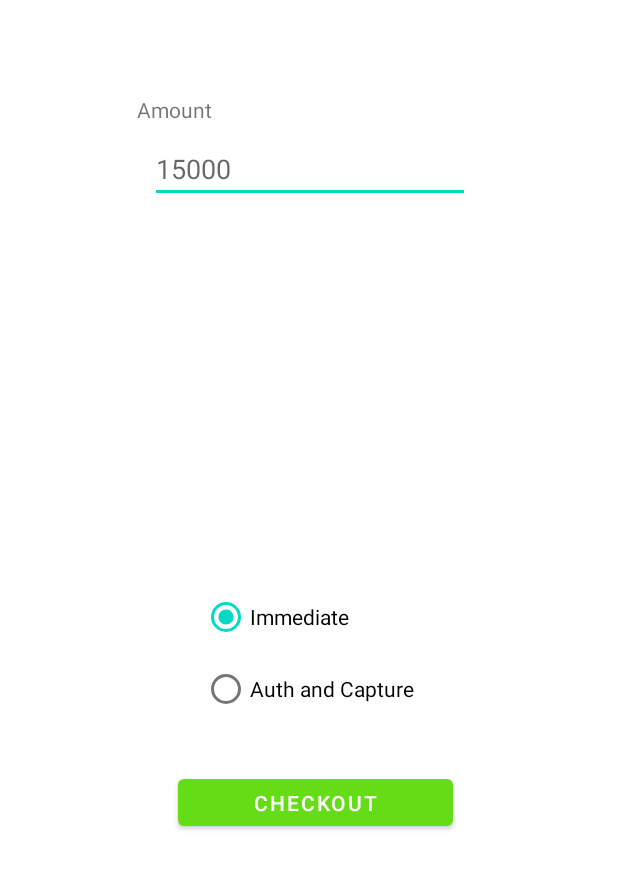
After one commit to shamimcse1/E-Commerce, an Android app: the BkashActivity screen opened directly, with no data from a screen before it, on a phone screen of 412 x 824 dp. The commit adds this screen. Shown: the top 869 px of the screen. Run offline under Robolectric (Android 15) with nearby library versions, the phone set to English and light mode, and no system bars.

Commit message:
Add Payment Method

```diff
--- a/app/src/main/AndroidManifest.xml
+++ b/app/src/main/AndroidManifest.xml
@@ -12,6 +12,12 @@
         android:roundIcon="@mipmap/ic_launcher_round"
         android:supportsRtl="true"
         android:theme="@style/Theme.ECommerce">
+        <activity
+            android:name=".BkashPaymentIntegration.BkashActivity"
+            android:exported="true" />
+        <activity
+            android:name=".BkashPaymentIntegration.WebViewCheckoutActivity"
+            android:exported="true" />
         <activity
             android:name=".activity.PaymentActivity"
             android:exported="true" />
--- /dev/null
+++ b/app/src/main/java/codercamp/com/e_commerce/BkashPaymentIntegration/BkashActivity.java
@@ -0,0 +1,64 @@
+package codercamp.com.e_commerce.BkashPaymentIntegration;
+
+import android.content.Intent;
+import android.os.Bundle;
+import android.view.View;
+import android.widget.Button;
+import android.widget.EditText;
+import android.widget.RadioButton;
+import android.widget.Toast;
+
+import androidx.appcompat.app.AppCompatActivity;
+
+import codercamp.com.e_commerce.BkashPaymentIntegration.model.Checkout;
+import codercamp.com.e_commerce.R;
+
+public class BkashActivity extends AppCompatActivity {
+    private EditText amount;
+    private RadioButton sale;
+    public String getPrice;
+
+    @Override
+    protected void onCreate(Bundle savedInstanceState) {
+        super.onCreate(savedInstanceState);
+        setContentView(R.layout.activity_bkash);
+
+
+        amount = findViewById(R.id.checkout_amount);
+        sale = findViewById(R.id.intent_sale);
+
+        sale.setChecked(true);
+
+        Intent intent = getIntent();
+        getPrice = intent.getStringExtra("price");
+        if (getPrice != null) {
+            amount.setText(getPrice);
+        }
+
+        Button buttonCheckOut = findViewById(R.id.buttonUrlCheckout);
+
+        buttonCheckOut.setOnClickListener(new View.OnClickListener() {
+            @Override
+            public void onClick(View view) {
+                if (!amount.getText().toString().isEmpty()) {
+                    Checkout checkout = new Checkout();
+                    checkout.setAmount(amount.getText().toString());
+
+                    checkout.setVersion("two");
+
+                    if (sale.isChecked()) {
+                        checkout.setIntent("sale");
+                    } else {
+                        checkout.setIntent("authorization");
+                    }
+
+                    Intent intent = new Intent(BkashActivity.this, WebViewCheckoutActivity.class);
+                    intent.putExtra("values", checkout);
+                    startActivity(intent);
+                } else {
+                    Toast.makeText(getApplicationContext(), "Please enter the field values", Toast.LENGTH_SHORT).show();
+                }
+            }
+        });
+    }
+}
--- /dev/null
+++ b/app/src/main/res/layout/activity_bkash.xml
@@ -0,0 +1,87 @@
+<?xml version="1.0" encoding="utf-8"?>
+<androidx.constraintlayout.widget.ConstraintLayout xmlns:android="http://schemas.android.com/apk/res/android"
+    xmlns:app="http://schemas.android.com/apk/res-auto"
+    xmlns:tools="http://schemas.android.com/tools"
+    android:layout_width="match_parent"
+    android:layout_height="match_parent"
+    tools:context=".BkashPaymentIntegration.BkashActivity">
+
+
+    <Button
+        android:id="@+id/buttonUrlCheckout"
+        android:layout_width="183dp"
+        android:layout_height="43dp"
+        android:layout_marginBottom="8dp"
+        android:layout_marginEnd="8dp"
+        android:layout_marginLeft="16dp"
+        android:layout_marginRight="16dp"
+        android:layout_marginStart="16dp"
+        android:layout_marginTop="8dp"
+        android:text="Checkout"
+        app:layout_constraintHorizontal_bias="0.502"
+        app:layout_constraintLeft_toLeftOf="parent"
+        app:layout_constraintRight_toRightOf="parent"
+        app:layout_constraintTop_toBottomOf="@+id/radioGroup"
+        app:layout_constraintBottom_toBottomOf="parent"
+        app:layout_constraintVertical_bias="0.078" />
+
+    <EditText
+        android:id="@+id/checkout_amount"
+        android:layout_width="wrap_content"
+        android:layout_height="wrap_content"
+        android:ems="10"
+        android:hint="15000"
+        android:inputType="textPersonName"
+        android:layout_marginTop="7dp"
+        app:layout_constraintTop_toBottomOf="@+id/textView"
+        android:layout_marginRight="8dp"
+        app:layout_constraintRight_toRightOf="parent"
+        android:layout_marginLeft="8dp"
+        app:layout_constraintLeft_toLeftOf="parent"
+        app:layout_constraintHorizontal_bias="0.503" />
+
+
+    <TextView
+        android:id="@+id/textView"
+        android:layout_width="wrap_content"
+        android:layout_height="wrap_content"
+        android:text="Amount"
+        app:layout_constraintTop_toTopOf="parent"
+        android:layout_marginTop="63dp"
+        android:layout_marginRight="8dp"
+        app:layout_constraintRight_toRightOf="parent"
+        android:layout_marginLeft="8dp"
+        app:layout_constraintLeft_toLeftOf="parent"
+        app:layout_constraintHorizontal_bias="0.241" />
+
+    <RadioGroup
+        android:id="@+id/radioGroup"
+        android:layout_width="wrap_content"
+        android:layout_height="wrap_content"
+        android:layout_marginLeft="8dp"
+        android:layout_marginTop="252dp"
+        android:layout_marginRight="8dp"
+        android:orientation="vertical"
+        app:layout_constraintHorizontal_bias="0.498"
+        app:layout_constraintLeft_toLeftOf="parent"
+        app:layout_constraintRight_toRightOf="parent"
+        app:layout_constraintTop_toBottomOf="@+id/checkout_amount">
+
+        <RadioButton
+            android:id="@+id/intent_sale"
+            android:layout_width="wrap_content"
+            android:layout_height="wrap_content"
+            android:text="Immediate"
+            android:textSize="14sp" />
+
+        <RadioButton
+            android:id="@+id/intent_auth"
+            android:layout_width="wrap_content"
+            android:layout_height="wrap_content"
+            android:text="Auth and Capture"
+            android:textSize="14sp" />
+
+    </RadioGroup>
+
+
+</androidx.constraintlayout.widget.ConstraintLayout>
```
Also changed, not shown: app/src/main/java/codercamp/com/e_commerce/BkashPaymentIntegration/WebViewCheckoutActivity.java (added, +107 -0 lines), app/src/main/java/codercamp/com/e_commerce/BkashPaymentIntegration/model/Checkout.java (added, +44 -0 lines), app/src/main/java/codercamp/com/e_commerce/BkashPaymentIntegration/model/PaymentRequest.java (added, +35 -0 lines), app/src/main/java/codercamp/com/e_commerce/BkashPaymentIntegration/utility/JavaScriptInterface.java (added, +29 -0 lines), app/src/main/java/codercamp/com/e_commerce/activity/PaymentActivity.java (+7 -3 lines), app/src/main/res/layout/activity_web_view_checkout.xml (added, +32 -0 lines).
